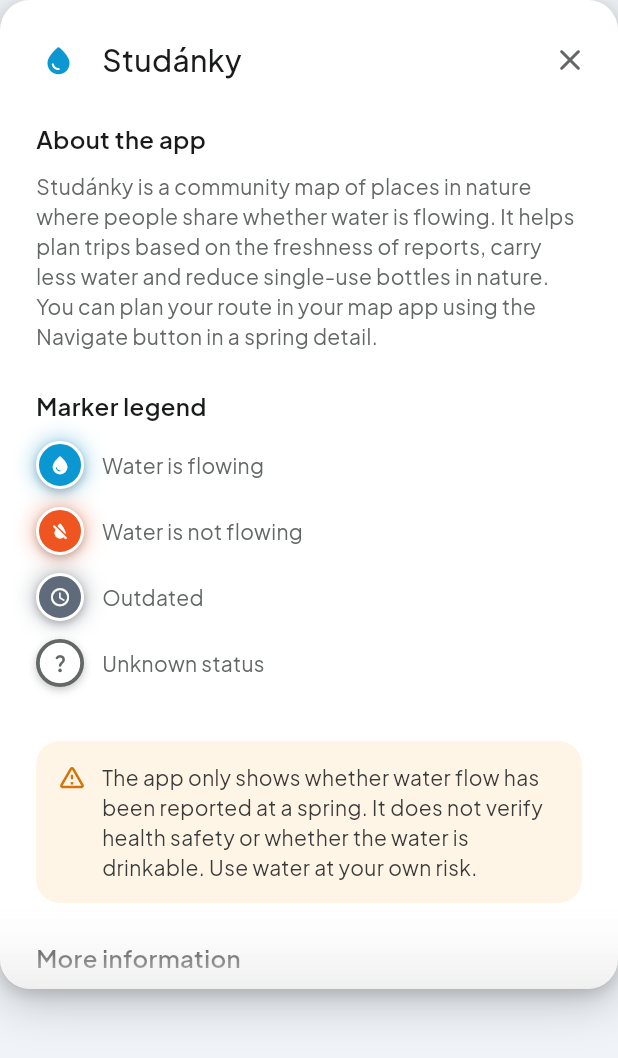
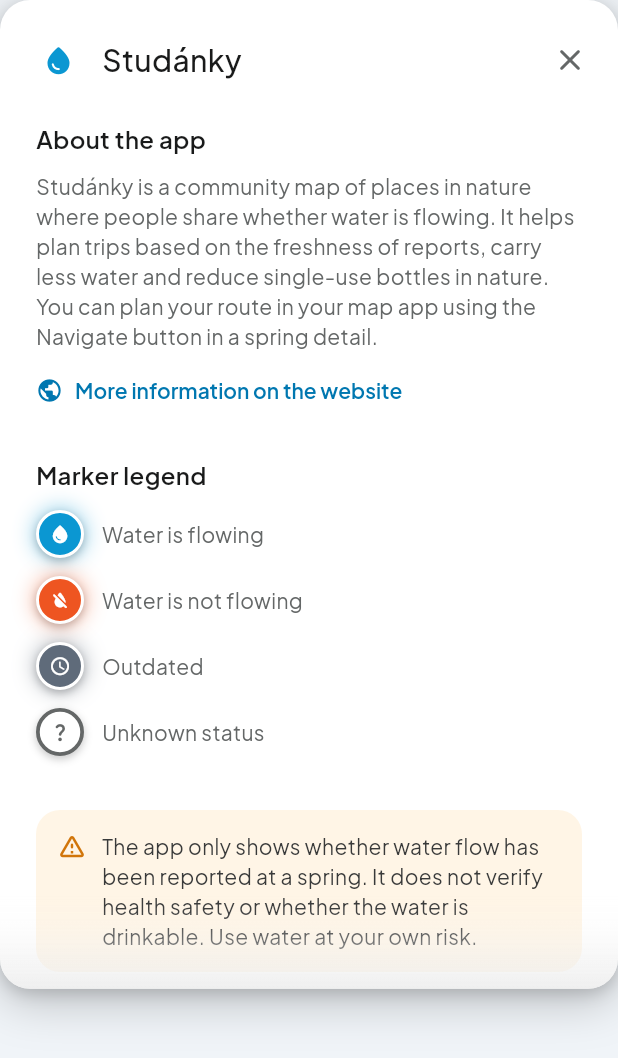
Before and after one commit to studanky/studanky-flutter-app, a Flutter app: the _AboutCard widget shown alone on an empty page, opened directly, on a phone screen of 412 x 824 dp. Shown: the top 1058 px of the screen. Run offline on Flutter 3.47's test engine with Material 3 defaults, Android fonts, the phone set to English and light mode, and no system bars; our stand-ins replace connectivity_plus, dio, flutter_map, flutter_riverpod, flutter_secure_storage, flutter_svg and 10 more; missing offline and left inert: dio_smart_retry, flutter_map_location_marker, map_launcher, supercluster; accounts and stored records are empty; generated files the repository leaves out were written again; network calls fail; project files that could hold a hidden picture were left out.

Commit message:
feat: legal about links

```diff
--- a/lib/core/legal/legal_config.dart
+++ b/lib/core/legal/legal_config.dart
@@ -1,26 +1,18 @@
 import 'package:url_launcher/url_launcher.dart';
 
-/// Central place for legal/web placeholders used by the app UI.
-///
-/// Replace the placeholder operator values before release. The URLs are stable
-/// public web routes; the web can go live after this app code lands.
+/// Central place for public legal routes used by the app UI.
 class LegalConfig {
   const LegalConfig._();
 
-  static const String operatorName = '[OPERATOR_NAME]';
-  static const String operatorIco = '[OPERATOR_ICO]';
-  static const String contactEmail = '[CONTACT_EMAIL]';
-
   static final Uri websiteUrl = Uri.parse('https://studankyapp.cz');
-  static final Uri termsUrl = Uri.parse(
-    'https://studankyapp.cz/podminky-uziti',
-  );
+  static final Uri termsUrl = Uri.parse('https://studankyapp.cz/terms-of-use');
   static final Uri privacyUrl = Uri.parse(
-    'https://studankyapp.cz/ochrana-osobnich-udaju',
+    'https://studankyapp.cz/privacy-policy',
   );
   static final Uri dataSourcesUrl = Uri.parse(
-    'https://studankyapp.cz/zdroje-dat',
+    'https://studankyapp.cz/data-sources',
   );
+  static final Uri contactUrl = Uri.parse('https://studankyapp.cz/contact');
   static final Uri ccByUrl = Uri.parse(
     'https://creativecommons.org/licenses/by/4.0/',
   );
--- a/lib/features/map_page/widgets/about_dialog.dart
+++ b/lib/features/map_page/widgets/about_dialog.dart
@@ -48,6 +48,12 @@ class _AboutCard extends StatelessWidget {
                   height: 1.45,
                 ),
               ),
+              const SizedBox(height: 6),
+              LegalLinkButton(
+                icon: Icons.public_rounded,
+                label: l10n.about_dialog_more_info_link,
+                uri: LegalConfig.websiteUrl,
+              ),
               const SizedBox(height: 24),
               _SectionTitle(l10n.about_dialog_legend_title),
               const SizedBox(height: 12),
@@ -93,6 +99,13 @@ class _AboutCard extends StatelessWidget {
                 ),
               ),
               const SizedBox(height: 24),
+              _SectionTitle(l10n.about_legal_privacy_title),
+              const SizedBox(height: 10),
+              Text(
+                l10n.about_legal_privacy_body,
+                style: text.body2.copyWith(color: colors.neutral700),
+              ),
+              const SizedBox(height: 24),
               _SectionTitle(l10n.about_legal_documents_title),
               const SizedBox(height: 10),
               Text(
@@ -114,6 +127,11 @@ class _AboutCard extends StatelessWidget {
                 icon: Icons.dataset_linked_rounded,
                 label: l10n.legal_link_data_sources,
                 uri: LegalConfig.dataSourcesUrl,
+              ),
+              LegalLinkButton(
+                icon: Icons.contact_support_rounded,
+                label: l10n.legal_link_contact,
+                uri: LegalConfig.contactUrl,
               ),
               Align(
                 alignment: Alignment.centerLeft,
```
Also changed, not shown: lib/features/map_page/widgets/map_attribution.dart (+24 -5 lines).
